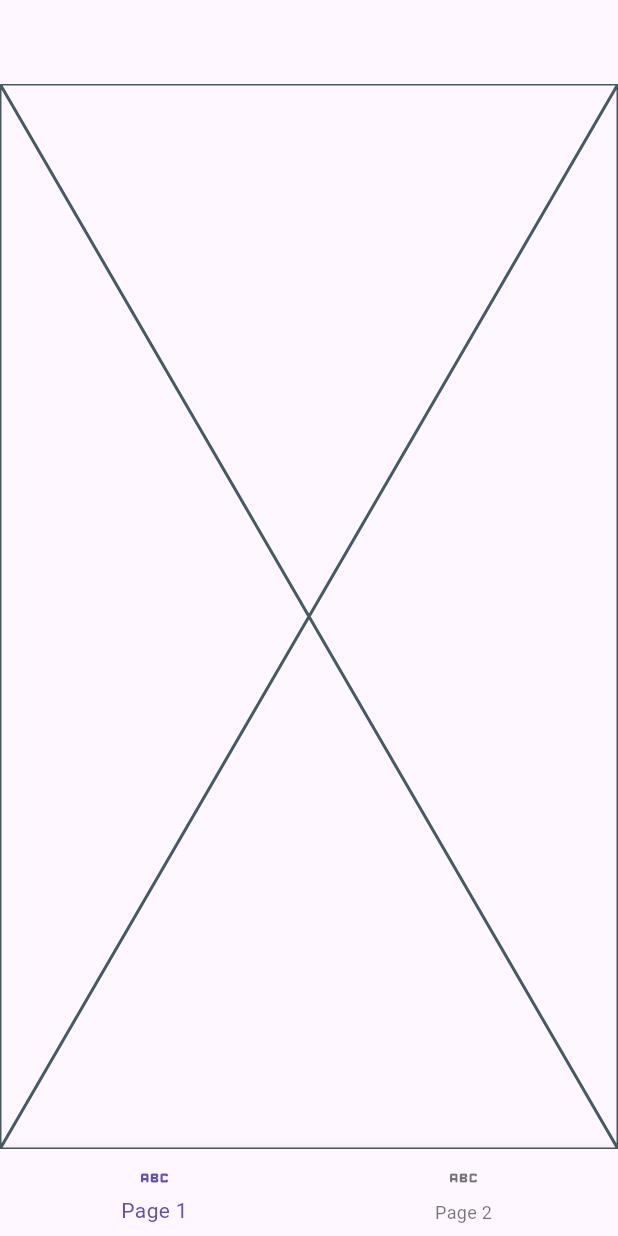
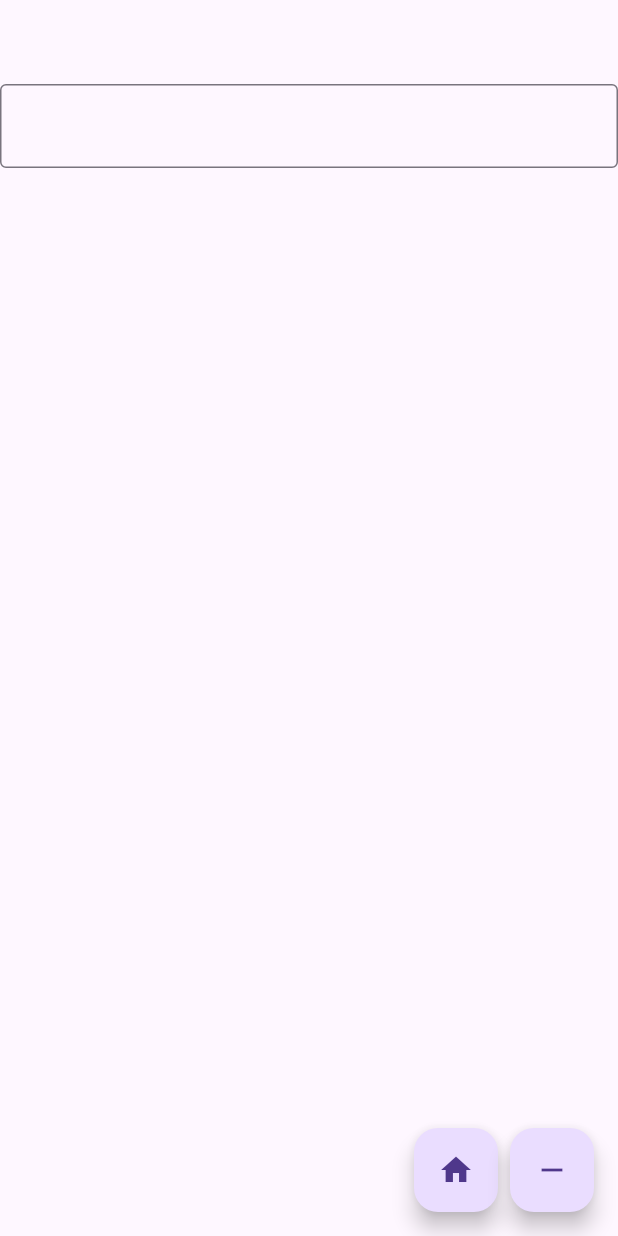
Before and after one commit to faarukbulut/use_case_flutter, a Flutter app: the screen it shows after launch, on a phone screen of 412 x 824 dp. Run offline on Flutter 3.47's test engine with Material 3 defaults, Android fonts, the phone set to English and light mode, and no system bars; our stand-ins replace connectivity_plus.

Commit message:
use-case: controller kullanmadan textfield update - remove işlemi

```diff
--- a/lib/main.dart
+++ b/lib/main.dart
@@ -1,7 +1,6 @@
 import 'package:flutter/material.dart';
 import 'package:use_case_flutter/core/init/main_build.dart';
-import 'package:use_case_flutter/example/network_change_example.dart';
-import 'package:use_case_flutter/use_case/network_change/network_fail_widget.dart';
+import 'package:use_case_flutter/use_case/textfield_without_controller/login_view.dart';
 
 void main() {
   runApp(const MyApp());
@@ -14,7 +13,7 @@ class MyApp extends StatelessWidget {
   Widget build(BuildContext context) {
     return MaterialApp(
       builder: MainBuild.build,
-      home: NetworkChangeView(),
+      home: LoginView(),
     );
   }
 }
--- /dev/null
+++ b/lib/use_case/textfield_without_controller/clear_action.dart
@@ -0,0 +1,24 @@
+import 'package:flutter/material.dart';
+
+class ClearTextAction extends Action<ClearTextIntent>{
+
+  String text = '';
+
+  @override
+  void invoke(ClearTextIntent intent) {
+    final _value = intent.text;
+    if(_value != null && _value.isNotEmpty){
+      text = _value;
+    }
+    else{
+      text = '';
+    }
+    notifyActionListeners();
+  }
+}
+
+class ClearTextIntent extends Intent{
+  final String? text;
+
+  const ClearTextIntent({this.text});
+}
--- /dev/null
+++ b/lib/use_case/textfield_without_controller/login_view.dart
@@ -0,0 +1,112 @@
+import 'package:flutter/material.dart';
+import 'package:use_case_flutter/use_case/textfield_without_controller/clear_action.dart';
+
+class LoginView extends StatefulWidget {
+  const LoginView({super.key});
+
+  @override
+  State<LoginView> createState() => _LoginViewState();
+}
+
+class _LoginViewState extends State<LoginView>{
+
+  late final ClearTextAction textAction;
+  late final ControllerCleaner _controllerCleaner;
+  String value = '';
+
+  @override
+  void initState() {
+    super.initState();
+    textAction = ClearTextAction();
+    _controllerCleaner = ControllerCleaner(textAction);
+  }
+
+  @override
+  Widget build(BuildContext context) {
+    return Scaffold(
+      appBar: AppBar(),
+      body: _CustomTextField(
+        action: textAction,
+        onChange: (String value){
+          value = value;
+        },
+      ),
+      floatingActionButton: Row(
+        mainAxisSize: MainAxisSize.min,
+        spacing: 8,
+        children: [
+          _homeButton(),
+          _removeButton(),
+        ],
+      ),
+    );
+  }
+
+  FloatingActionButton _homeButton() {
+    return FloatingActionButton(
+      child: Icon(Icons.home),
+      onPressed: (){
+        _controllerCleaner.update('home');
+      },
+    );
+  }
+
+  FloatingActionButton _removeButton() {
+    return FloatingActionButton(
+      child: Icon(Icons.remove),
+      onPressed: (){
+        _controllerCleaner.clear();
+      },
+    );
+  }
+}
+
+class _CustomTextField extends StatelessWidget {
+  _CustomTextField({
+    required this.action,
+    required this.onChange
+  });
+
+  final TextEditingController controller = TextEditingController();
+  final ClearTextAction action;
+  final void Function(String value) onChange;
+
+  @override
+  Widget build(BuildContext context) {
+    return ActionListener(
+      action: action,
+      listener: (action){
+        if(action is ClearTextAction){
+          if(action.text.isEmpty){
+            controller.clear();
+          }
+          else{
+            controller.text = action.text;
+          }
+        }
+      },
+      child: TextField(
+        onChanged: onChange,
+        controller: controller,
+        decoration: InputDecoration(
+          border: OutlineInputBorder(),
+        ),
+      ),
+    );
+  }
+}
+
+class ControllerCleaner{
+  final ClearTextAction _clearTextAction;
+
+  ControllerCleaner(ClearTextAction clearTextAction) : _clearTextAction = clearTextAction;
+
+  void clear(){
+    _clearTextAction.invoke(ClearTextIntent());
+  }
+
+  void update(String title){
+    _clearTextAction.invoke(ClearTextIntent(text: title));
+  }
+
+}
```
